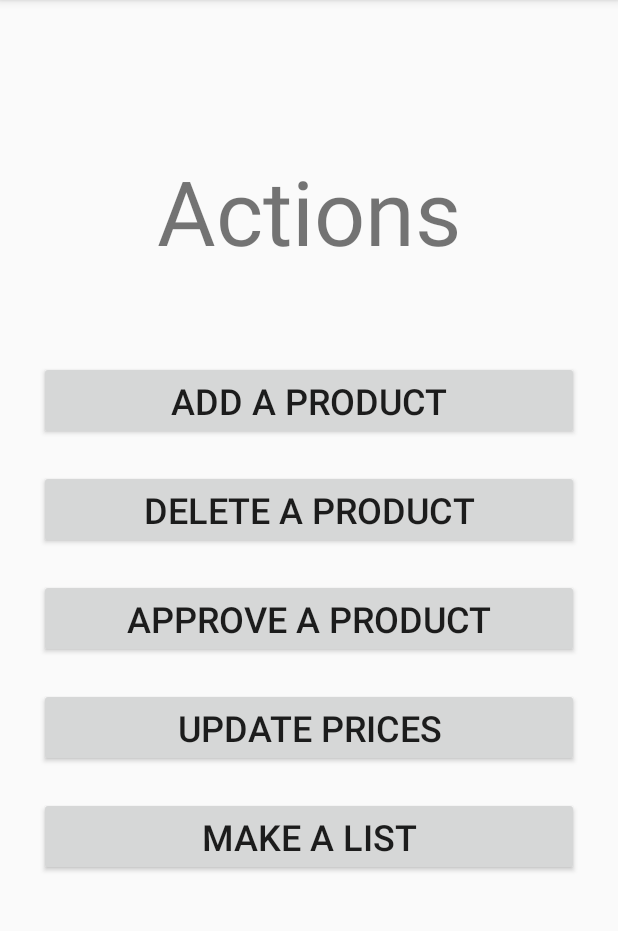
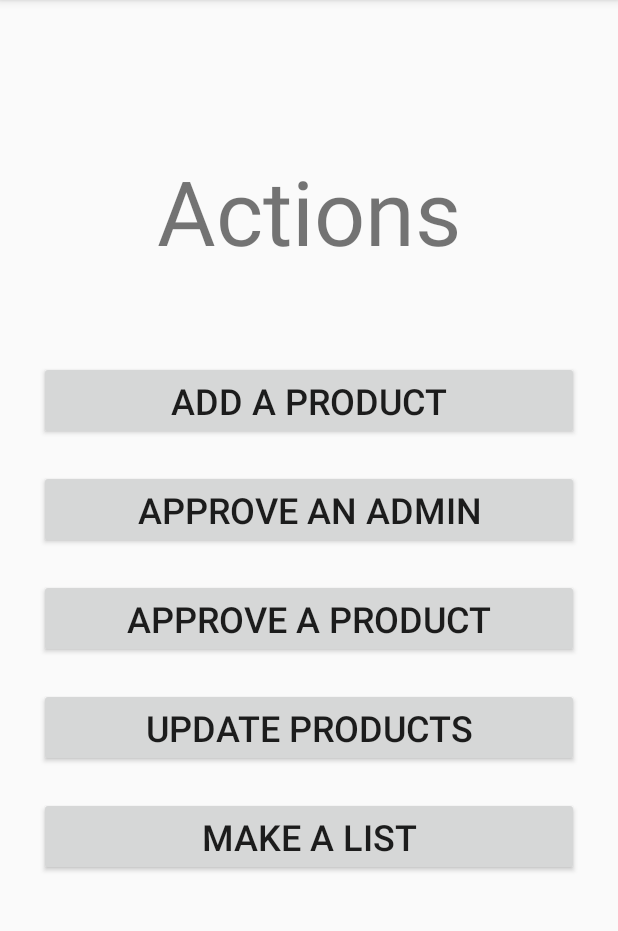
Before and after one commit to annty2/FillMyCart, an Android app: the MangerActionActivity screen opened directly, with no data from a screen before it, on a phone screen of 412 x 824 dp, the part 84-1015 px from its top. Run offline under Robolectric (Android 15) with nearby library versions, the phone set to English and light mode, and no system bars.

Commit message:
Fix bug when openning the app

```diff
--- a/app/build.gradle
+++ b/app/build.gradle
@@ -31,6 +31,9 @@ dependencies {
     implementation 'com.google.firebase:firebase-auth:16.0.5'
     implementation 'com.firebase:firebase-client-android:2.5.2'
     implementation 'pl.droidsonroids.gif:android-gif-drawable:1.2.19'
+    implementation 'android.arch.navigation:navigation-fragment:1.0.0'
+    implementation 'android.arch.navigation:navigation-ui:1.0.0'
+    implementation 'android.arch.lifecycle:extensions:1.1.1'
     testImplementation 'junit:junit:4.12'
     androidTestImplementation 'com.android.support.test:runner:1.0.2'
     androidTestImplementation 'com.android.support.test.espresso:espresso-core:3.0.2'
--- a/app/src/main/AndroidManifest.xml
+++ b/app/src/main/AndroidManifest.xml
@@ -9,7 +9,7 @@
         android:roundIcon="@mipmap/ic_launcher_round"
         android:supportsRtl="true"
         android:theme="@style/AppTheme">
-        <activity android:name=".UserAddProduct"></activity>
+        <activity android:name=".UserAddProduct" />
         <activity android:name=".CartListActivity" />
         <activity android:name=".CustomerActivity" />
         <activity android:name=".ProductsActivity" />
--- a/app/src/main/java/com/example/fillmycart/MangerActionActivity.java
+++ b/app/src/main/java/com/example/fillmycart/MangerActionActivity.java
@@ -8,16 +8,16 @@ import android.widget.Button;
 
 public class MangerActionActivity extends AppCompatActivity {
 
-    private Button _remove,_add,_productApprove,_priceUpdate,_list;
+    private Button _approveAdmin,_add,_productApprove,_productUpdate,_list;
     @Override
     protected void onCreate(Bundle savedInstanceState) {
         super.onCreate(savedInstanceState);
         setContentView(R.layout.activity_manger_action);
 
-        _remove = (Button)findViewById(R.id.deleteButton);
+        _approveAdmin = (Button)findViewById(R.id.approveAdminButton);
         _add = (Button)findViewById(R.id.addButton);
         _productApprove = (Button)findViewById(R.id.approveButton);
-        _priceUpdate = (Button)findViewById(R.id.updateButton);
+        _productUpdate = (Button)findViewById(R.id.updateButton);
         _list = (Button)findViewById(R.id.makeListButton);
 
 
--- a/app/src/main/res/layout/activity_manger_action.xml
+++ b/app/src/main/res/layout/activity_manger_action.xml
@@ -27,11 +27,11 @@
         android:layout_marginTop="60dp"
         />
     <Button
-        android:id="@+id/deleteButton"
+        android:id="@+id/approveAdminButton"
         android:layout_width="360dp"
         android:layout_centerHorizontal="true"
         android:layout_height="wrap_content"
-        android:text="Delete a product"
+        android:text="Approve an admin"
         android:textSize="24dp"
         android:layout_below="@+id/addButton"
         android:layout_marginTop="20dp"
@@ -43,7 +43,7 @@
         android:layout_height="wrap_content"
         android:text="Approve a product"
         android:textSize="24dp"
-        android:layout_below="@+id/deleteButton"
+        android:layout_below="@+id/approveAdminButton"
         android:layout_marginTop="20dp"
         />
 
@@ -52,7 +52,7 @@
         android:layout_width="360dp"
         android:layout_centerHorizontal="true"
         android:layout_height="wrap_content"
-        android:text="Update prices"
+        android:text="Update products"
         android:textSize="24dp"
         android:layout_below="@+id/approveButton"
         android:layout_marginTop="20dp"
@@ -72,4 +72,6 @@
 
 
 
+
+
 </RelativeLayout>
```
Also changed, not shown: app/src/main/java/com/example/fillmycart/LoginActivity.java (+10 -7 lines), app/src/main/res/layout/activity_login.xml (+18 -2 lines), app/src/main/res/values-v21/styles.xml (added, +8 -0 lines), app/src/main/res/values/styles.xml (+9 -0 lines).
